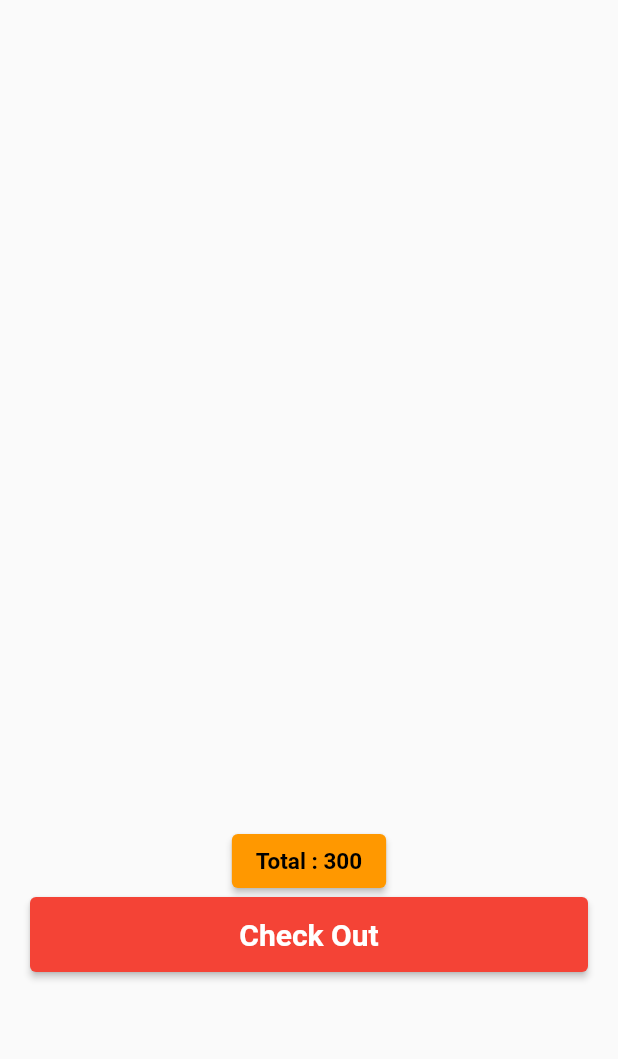
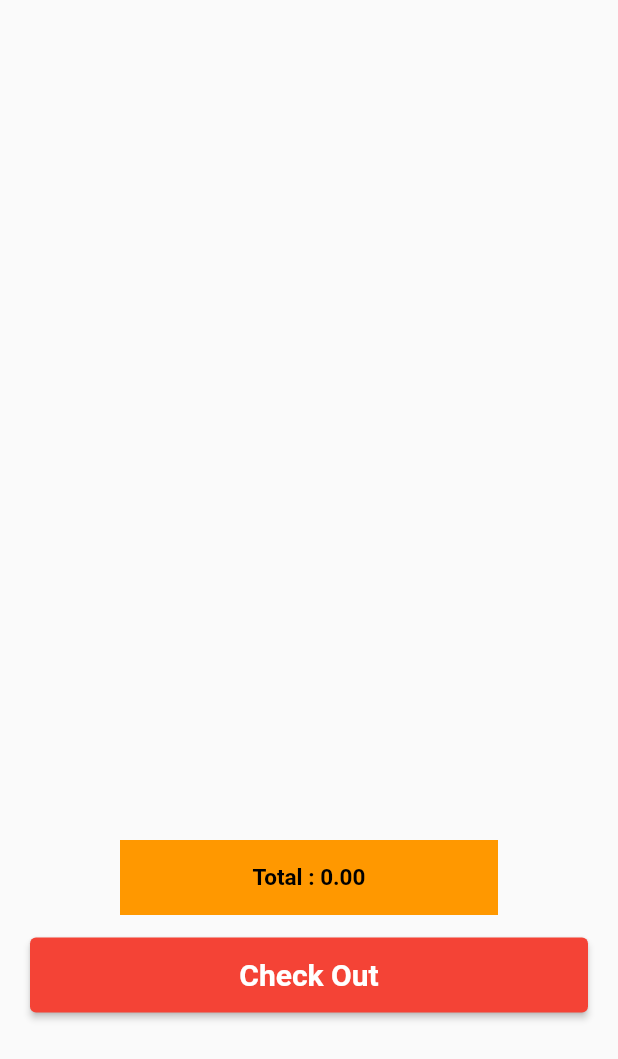
Before and after one commit to CSAURABH/Food-Ordering-App-Flutter, a Flutter app: the CartScreen screen opened directly, on a phone screen of 412 x 824 dp. Shown: the top 1059 px of the screen. Run offline on Flutter 3.47's test engine with Material 2 defaults, Android fonts, the phone set to English and light mode, and no system bars; our stand-ins replace carousel_pro, cloud_firestore, fancy_bottom_navigation, firebase_auth, firebase_core, fluttertoast; accounts and stored records are empty.

Commit message:
complete implementing total price functionality

```diff
--- a/lib/screens/cart_screen.dart
+++ b/lib/screens/cart_screen.dart
@@ -11,7 +11,31 @@ class CartScreen extends StatefulWidget {
 }
 
 class _CartScreenState extends State<CartScreen> {
+  double total = 0.0;
+  double sum = 0.0;
   @override
+  void initState() {
+    FirebaseFirestore.instance
+        .collection("Cart")
+        .doc(FirebaseAuth.instance.currentUser!.email)
+        .collection("cart-items")
+        .get()
+        .then(
+          // ignore: avoid_function_literals_in_foreach_calls
+          (value) => value.docs.forEach(
+            (element) {
+              sum += element.data()["cart-item-price"] *
+                  element.data()["cart-item-quantity"];
+              setState(() {
+                total = sum;
+              });
+            },
+          ),
+        );
+
+    super.initState();
+  }
+
   @override
   Widget build(BuildContext context) {
     return Scaffold(
@@ -29,9 +53,10 @@ class _CartScreenState extends State<CartScreen> {
                 child: CircularProgressIndicator(),
               );
             }
+
             return Column(
               children: [
-                Container(
+                SizedBox(
                   height: 520,
                   child: ListView.builder(
                     itemCount: snapshot.data!.docs.length,
@@ -39,6 +64,7 @@ class _CartScreenState extends State<CartScreen> {
                       // ignore: no_leading_underscores_for_local_identifiers
                       DocumentSnapshot _documentSnapshot =
                           snapshot.data!.docs[index];
+
                       return Padding(
                         padding: const EdgeInsets.symmetric(
                             horizontal: 15, vertical: 5),
@@ -127,19 +153,26 @@ class _CartScreenState extends State<CartScreen> {
                   ),
                 ),
                 const SizedBox(
-                  height: 30,
+                  height: 40,
                 ),
-                ElevatedButton(
-                  onPressed: () {},
-                  style: ElevatedButton.styleFrom(primary: Colors.orange),
-                  child: const Text(
-                    "Total : 300",
-                    style: TextStyle(
-                      color: black,
-                      fontSize: 15,
-                      fontWeight: FontWeight.bold,
+                Container(
+                  margin: const EdgeInsets.symmetric(horizontal: 80),
+                  color: Colors.orange,
+                  height: 50,
+                  width: double.infinity,
+                  child: Center(
+                    child: Text(
+                      "Total : ${total.toStringAsFixed(2)}",
+                      style: const TextStyle(
+                        color: black,
+                        fontSize: 15,
+                        fontWeight: FontWeight.bold,
+                      ),
                     ),
                   ),
+                ),
+                const SizedBox(
+                  height: 15,
                 ),
                 Container(
                   margin: const EdgeInsets.symmetric(horizontal: 20),
```
Also changed, not shown: lib/screens/details_screen.dart (+13 -2 lines).
